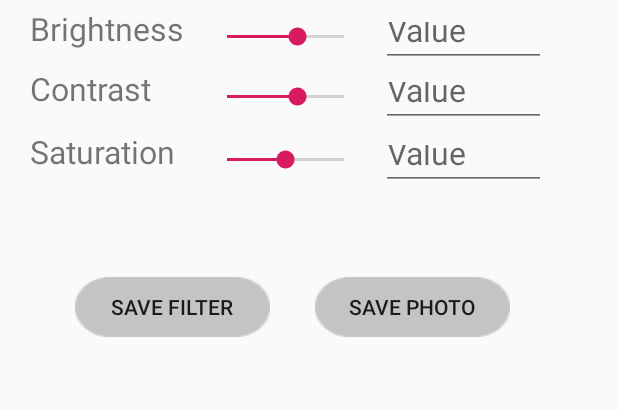
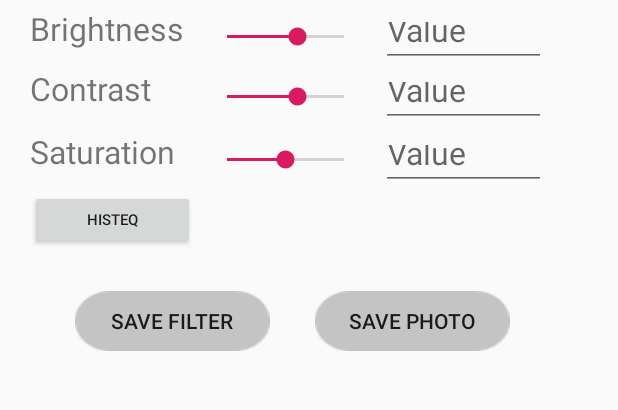
Before and after one commit to rezasyariefsn/DehazeApps, an Android app: the option screen opened directly, with no data from a screen before it, on a phone screen of 412 x 824 dp, the part 458-868 px from its top. Run offline under Robolectric (Android 15) with nearby library versions, the phone set to English and light mode, and no system bars; libraries missing offline, so code that uses them is left out: it.chengdazhi.styleimageview; plain views replace StyleImageView; 5 statements that could not run were skipped.

Commit message:
Update Histeq Button

```diff
--- a/app/dehaze/src/main/java/com/example/dehaze/HazeRemover.java
+++ b/app/dehaze/src/main/java/com/example/dehaze/HazeRemover.java
@@ -203,7 +203,7 @@ public class HazeRemover {
 //            for (int x = 0; x < width; ++x)
 //                fBuffer1[y][x] = Math.max(fBuffer1[y][x], threshold); // todo threshold transmission remove?
 //        calcRadiance(pixels, atmosphere, refinedTransmission, height, width);
-//        float[][] refinedTransmission = guidedFilter.filter(pixels, height, width, fBuffer1);
+        float[][] refinedTransmission = guidedFilter.filter(pixels, height, width, fBuffer1);
         return new DehazeResult(
                 height,
                 width,
--- a/app/src/main/res/layout/activity_option.xml
+++ b/app/src/main/res/layout/activity_option.xml
@@ -35,6 +35,7 @@
                 android:layout_marginTop="40dp"
 
                 android:padding="25dp" />
+
             <it.chengdazhi.styleimageview.StyleImageView
                 android:id="@+id/imageView3"
                 android:layout_width="238dp"
@@ -192,8 +193,8 @@
         android:layout_width="110dp"
         android:layout_height="40dp"
         android:layout_gravity="center"
-        android:layout_marginTop="100dp"
-        android:layout_marginLeft="-340dp"
+        android:layout_marginTop="432dp"
+        android:layout_marginLeft="20dp"
         android:padding="10dp"
         android:text="Histeq"
         android:textSize="10sp" />
@@ -203,7 +204,7 @@
         android:layout_width="130dp"
         android:layout_height="40dp"
         android:layout_marginLeft="50dp"
-        android:layout_marginTop="490dp"
+        android:layout_marginTop="499dp"
         android:background="@drawable/savefilter"
         android:text="Save Filter" />
 
@@ -212,7 +213,7 @@
         android:layout_width="130dp"
         android:layout_height="40dp"
         android:layout_marginLeft="210dp"
-        android:layout_marginTop="490dp"
+        android:layout_marginTop="499dp"
         android:background="@drawable/savephoto"
         android:text="Save Photo" />
 
```
